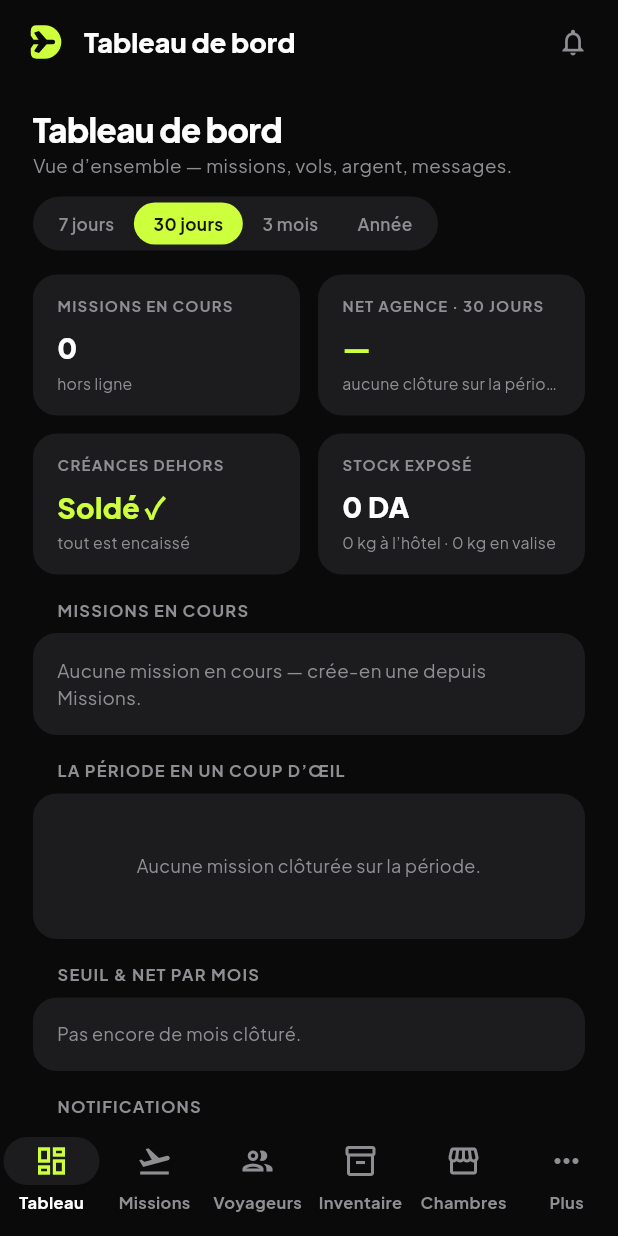
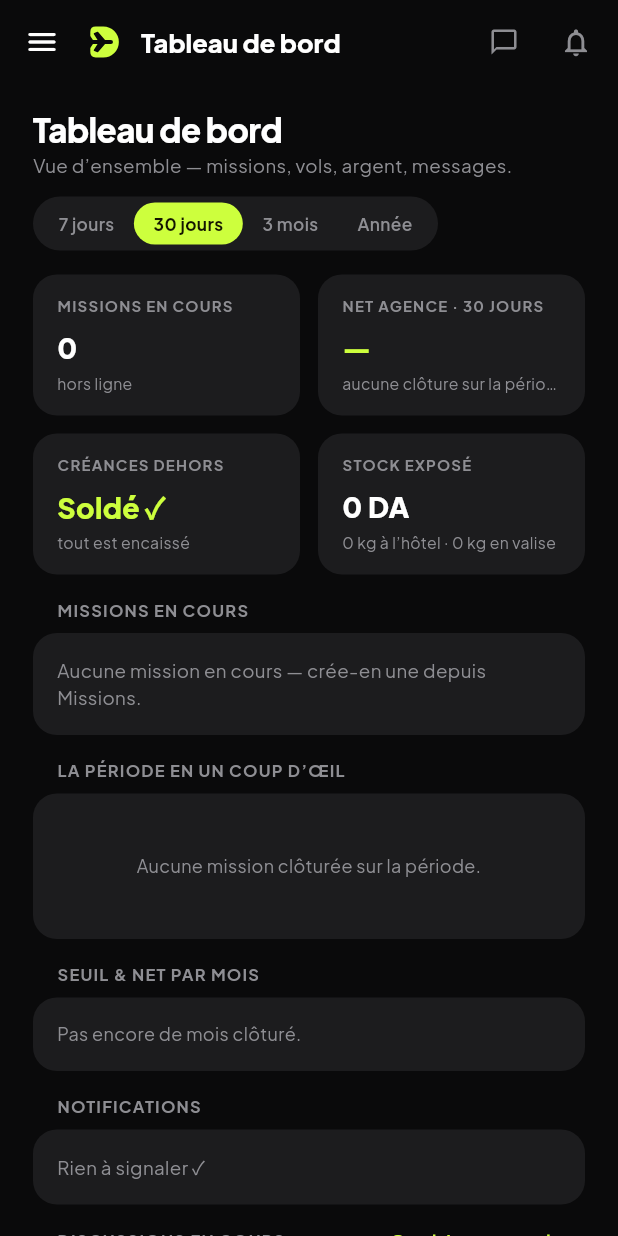
Before and after one commit to koceilaidir/Dzair-shipping, a Flutter app: the Shell screen opened directly, on a phone screen of 412 x 824 dp. Run offline on Flutter 3.47's test engine with Material 3 defaults, Android fonts, the phone set to English and light mode, and no system bars; missing offline and left inert: dart:html; accounts and stored records are empty; network calls fail.

Commit message:
mises a jours

```diff
--- a/lib/screens/shell.dart
+++ b/lib/screens/shell.dart
@@ -105,75 +105,65 @@ class _ShellState extends State<Shell> {
       final wide = c.maxWidth >= 950;
 
       if (!wide) {
-
         return Scaffold(
           appBar: AppBar(
             backgroundColor: DzColors.bg,
-            titleSpacing: 16,
+            titleSpacing: 0,
+            leading: Builder(
+              builder: (ctx) => IconButton(
+                tooltip: 'Menu',
+                onPressed: () => Scaffold.of(ctx).openDrawer(),
+                icon: const Icon(Icons.menu_rounded, color: DzColors.txt, size: 24),
+              ),
+            ),
             title: Row(children: [
-              const DzairLogo(size: 30),
+              const DzairLogo(size: 28),
               const SizedBox(width: 10),
-              Text(_items[_tab].$2,
-                  style: const TextStyle(fontSize: 18, fontWeight: FontWeight.w800)),
+              Expanded(
+                child: Text(_items[_tab].$2,
+                    maxLines: 1, overflow: TextOverflow.ellipsis,
+                    style: const TextStyle(fontSize: 17, fontWeight: FontWeight.w800)),
+              ),
             ]),
             actions: [
               IconButton(
                 tooltip: 'Messages',
                 onPressed: () => setState(() => _tab = _tabMessages),
                 icon: _avecBadge(
-                    const Icon(Icons.notifications_none, color: DzColors.mut, size: 21)),
+                    const Icon(Icons.chat_bubble_outline, color: DzColors.mut, size: 20)),
               ),
-              const SizedBox(width: 6),
+              IconButton(
+                tooltip: 'Notifications',
+                onPressed: () => setState(() => _tab = 0),
+                icon: const Icon(Icons.notifications_none, color: DzColors.mut, size: 22),
+              ),
+              const SizedBox(width: 4),
             ],
           ),
+          drawer: Drawer(
+            width: 300,
+            backgroundColor: const Color(0xFF111113),
+            shape: const RoundedRectangleBorder(
+                borderRadius: BorderRadius.horizontal(right: Radius.circular(22))),
+            child: SafeArea(
+              child: Builder(
+                builder: (ctx) => _SideNav(
+                  tab: _tab,
+                  items: _items,
+                  nonLus: _nonLus,
+                  tabMessages: _tabMessages,
+                  largeur: double.infinity,
+                  fond: Colors.transparent,
+                  onClose: () => Navigator.pop(ctx),
+                  onTap: (i) {
+                    Navigator.pop(ctx);
+                    setState(() => _tab = i);
+                  },
+                ),
+              ),
+            ),
+          ),
           body: _content,
-
-          bottomNavigationBar: Builder(builder: (context) {
-            const principaux = [0, 1, 2, 3, 4];
-            final sel = principaux.indexOf(_tab);
-            return NavigationBar(
-              selectedIndex: sel < 0 ? 5 : sel,
-              onDestinationSelected: (i) async {
-                if (i < principaux.length) { setState(() => _tab = principaux[i]); return; }
-                final choix = await showModalBottomSheet<int>(
-                  context: context,
-                  backgroundColor: DzColors.card,
-                  shape: const RoundedRectangleBorder(
-                      borderRadius: BorderRadius.vertical(top: Radius.circular(20))),
-                  builder: (_) => SafeArea(child: Column(mainAxisSize: MainAxisSize.min, children: [
-                    const SizedBox(height: 10),
-                    for (var k = 0; k < _items.length; k++)
-                      if (!principaux.contains(k))
-                        ListTile(
-                          leading: Icon(_items[k].$1, color: k == _tab ? DzColors.lime : DzColors.mut),
-                          title: Text(_items[k].$2),
-                          trailing: k == _tabMessages && _nonLus > 0
-                              ? Container(
-                                  padding: const EdgeInsets.symmetric(horizontal: 7, vertical: 2),
-                                  decoration: BoxDecoration(
-                                    color: DzColors.lime,
-                                    borderRadius: BorderRadius.circular(99),
-                                  ),
-                                  child: Text('$_nonLus',
-                                      style: const TextStyle(color: DzColors.inkOnLime,
-                                          fontSize: 10.5, fontWeight: FontWeight.w800)),
-                                )
-                              : null,
-                          onTap: () => Navigator.pop(context, k),
-                        ),
-                    const SizedBox(height: 8),
-                  ])),
-                );
-                if (choix != null) setState(() => _tab = choix);
-              },
-              destinations: [
-                for (final k in principaux)
-                  NavigationDestination(icon: Icon(_items[k].$1), label: _items[k].$2.split(' ').first),
-                NavigationDestination(
-                    icon: _avecBadge(const Icon(Icons.more_horiz)), label: 'Plus'),
-              ],
-            );
-          }),
         );
       }
 
@@ -224,14 +214,18 @@ class _SideNav extends StatelessWidget {
   final int nonLus;
   final int tabMessages;
   final ValueChanged<int> onTap;
+  final double largeur;
+  final Color fond;
+  final VoidCallback? onClose;
   const _SideNav({required this.tab, required this.items, required this.nonLus,
-      required this.tabMessages, required this.onTap});
+      required this.tabMessages, required this.onTap,
+      this.largeur = 220, this.fond = DzColors.panel, this.onClose});
 
   @override
   Widget build(BuildContext context) {
     return Container(
-      width: 220,
-      color: DzColors.panel,
+      width: largeur,
+      color: fond,
       padding: const EdgeInsets.fromLTRB(14, 18, 14, 16),
       child: Column(crossAxisAlignment: CrossAxisAlignment.stretch, children: [
 
@@ -259,6 +253,12 @@ class _SideNav extends StatelessWidget {
                     style: const TextStyle(color: DzColors.mut, fontSize: 10.5)),
               ]),
             ),
+            if (onClose != null)
+              IconButton(
+                onPressed: onClose,
+                visualDensity: VisualDensity.compact,
+                icon: const Icon(Icons.close_rounded, color: DzColors.mut, size: 19),
+              ),
           ]),
         ),
 
```
